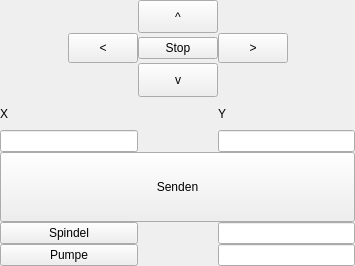
Above: tester.ui from Bobbbl/Marvin-PC-Interface before the change. Below: the same form after it.
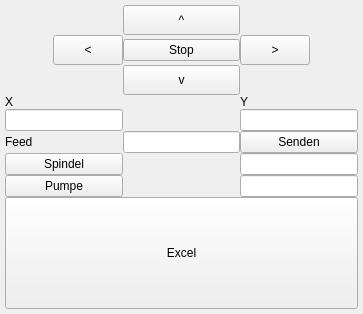
That is the form after the change.

Commit message: New Layout and Pycache is unstaged

```diff
--- a/tester.ui
+++ b/tester.ui
@@ -6,10 +6,22 @@
    <rect>
     <x>0</x>
     <y>0</y>
-    <width>355</width>
-    <height>266</height>
+    <width>363</width>
+    <height>314</height>
    </rect>
   </property>
+  <property name="minimumSize">
+   <size>
+    <width>300</width>
+    <height>300</height>
+   </size>
+  </property>
+  <property name="maximumSize">
+   <size>
+    <width>363</width>
+    <height>314</height>
+   </size>
+  </property>
   <property name="windowTitle">
    <string>Marvin Tester</string>
   </property>
@@ -35,8 +47,24 @@
    <item row="0" column="0" colspan="2">
     <layout class="QGridLayout" name="gridLayoutXY">
      <property name="leftMargin">
-      <number>0</number>
+      <number>5</number>
      </property>
+     <property name="topMargin">
+      <number>5</number>
+     </property>
+     <property name="rightMargin">
+      <number>5</number>
+     </property>
+     <property name="bottomMargin">
+      <number>5</number>
+     </property>
+     <item row="4" column="2">
+      <widget class="QLabel" name="label_2">
+       <property name="text">
+        <string>Y</string>
+       </property>
+      </widget>
+     </item>
      <item row="3" column="0">
       <layout class="QGridLayout" name="gridLayout_2">
        <item row="0" column="0">
@@ -44,24 +72,25 @@
        </item>
       </layout>
      </item>
-     <item row="4" column="2">
-      <widget class="QLabel" name="label_2">
+     <item row="3" column="1">
+      <widget class="QPushButton" name="pushButtonDown">
+       <property name="sizePolicy">
+        <sizepolicy hsizetype="Minimum" vsizetype="Preferred">
+         <horstretch>0</horstretch>
+         <verstretch>0</verstretch>
+        </sizepolicy>
+       </property>
+       <property name="minimumSize">
+        <size>
+         <width>0</width>
+         <height>30</height>
+        </size>
+       </property>
        <property name="text">
-        <string>Y</string>
+        <string>v</string>
        </property>
       </widget>
      </item>
-     <item row="9" column="0">
-      <layout class="QHBoxLayout" name="horizontalLayout_2">
-       <item>
-        <widget class="QPushButton" name="pushButtonPumpe">
-         <property name="text">
-          <string>Pumpe</string>
-         </property>
-        </widget>
-       </item>
-      </layout>
-     </item>
      <item row="1" column="1">
       <widget class="QPushButton" name="pushButtonUp">
        <property name="sizePolicy">
@@ -81,25 +110,6 @@
        </property>
       </widget>
      </item>
-     <item row="3" column="1">
-      <widget class="QPushButton" name="pushButtonDown">
-       <property name="sizePolicy">
-        <sizepolicy hsizetype="Minimum" vsizetype="Preferred">
-         <horstretch>0</horstretch>
-         <verstretch>0</verstretch>
-        </sizepolicy>
-       </property>
-       <property name="minimumSize">
-        <size>
-         <width>0</width>
-         <height>30</height>
-        </size>
-       </property>
-       <property name="text">
-        <string>v</string>
-       </property>
-      </widget>
-     </item>
      <item row="2" column="1">
       <widget class="QPushButton" name="pushButtonStop">
        <property name="text">
@@ -107,27 +117,17 @@
        </property>
       </widget>
      </item>
-     <item row="8" column="0">
-      <layout class="QHBoxLayout" name="horizontalLayout">
+     <item row="11" column="0">
+      <layout class="QHBoxLayout" name="horizontalLayout_2">
        <item>
-        <widget class="QPushButton" name="pushButtonSpindel_2">
+        <widget class="QPushButton" name="pushButtonPumpe">
          <property name="text">
-          <string>Spindel</string>
+          <string>Pumpe</string>
          </property>
         </widget>
        </item>
       </layout>
      </item>
-     <item row="6" column="2">
-      <widget class="QLineEdit" name="lineEditY">
-       <property name="sizePolicy">
-        <sizepolicy hsizetype="Minimum" vsizetype="Fixed">
-         <horstretch>0</horstretch>
-         <verstretch>0</verstretch>
-        </sizepolicy>
-       </property>
-      </widget>
-     </item>
      <item row="6" column="0">
       <widget class="QLineEdit" name="lineEditX">
        <property name="sizePolicy">
@@ -138,31 +138,38 @@
        </property>
       </widget>
      </item>
-     <item row="7" column="0" colspan="3">
-      <widget class="QPushButton" name="pushButtonSend">
+     <item row="6" column="2">
+      <widget class="QLineEdit" name="lineEditY">
        <property name="sizePolicy">
-        <sizepolicy hsizetype="Minimum" vsizetype="Expanding">
+        <sizepolicy hsizetype="Minimum" vsizetype="Fixed">
          <horstretch>0</horstretch>
          <verstretch>0</verstretch>
         </sizepolicy>
        </property>
-       <property name="minimumSize">
-        <size>
-         <width>0</width>
-         <height>40</height>
-        </size>
-       </property>
-       <property name="maximumSize">
-        <size>
-         <width>16777215</width>
-         <height>70</height>
-        </size>
-       </property>
-       <property name="text">
-        <string>Senden</string>
-       </property>
       </widget>
      </item>
+     <item row="10" column="0">
+      <layout class="QHBoxLayout" name="horizontalLayout">
+       <item>
+        <widget class="QPushButton" name="pushButtonSpindel">
+         <property name="text">
+          <string>Spindel</string>
+         </property>
+        </widget>
+       </item>
+      </layout>
+     </item>
+     <item row="3" column="2">
+      <layout class="QHBoxLayout" name="horizontalLayout_5">
+       <item>
+        <layout class="QHBoxLayout" name="horizontalLayout_6">
+         <property name="topMargin">
+          <number>0</number>
+         </property>
+        </layout>
+       </item>
+      </layout>
+     </item>
      <item row="2" column="0">
       <layout class="QHBoxLayout" name="horizontalLayout_3">
        <item>
@@ -250,21 +257,10 @@
        </item>
       </layout>
      </item>
-     <item row="3" column="2">
-      <layout class="QHBoxLayout" name="horizontalLayout_5">
-       <item>
-        <layout class="QHBoxLayout" name="horizontalLayout_6">
-         <property name="topMargin">
-          <number>0</number>
-         </property>
-        </layout>
-       </item>
-      </layout>
-     </item>
-     <item row="8" column="2">
+     <item row="10" column="2">
       <widget class="QLineEdit" name="lineEditSpindel"/>
      </item>
-     <item row="9" column="2">
+     <item row="11" column="2">
       <widget class="QLineEdit" name="lineEditPolierpumpe"/>
      </item>
      <item row="4" column="0">
@@ -274,6 +270,60 @@
        </property>
       </widget>
      </item>
+     <item row="12" column="0" colspan="3">
+      <widget class="QPushButton" name="pushButtonExcel">
+       <property name="sizePolicy">
+        <sizepolicy hsizetype="Minimum" vsizetype="Expanding">
+         <horstretch>3</horstretch>
+         <verstretch>0</verstretch>
+        </sizepolicy>
+       </property>
+       <property name="minimumSize">
+        <size>
+         <width>0</width>
+         <height>0</height>
+        </size>
+       </property>
+       <property name="text">
+        <string>Excel</string>
+       </property>
+      </widget>
+     </item>
+     <item row="7" column="2">
+      <widget class="QPushButton" name="pushButtonSend">
+       <property name="sizePolicy">
+        <sizepolicy hsizetype="Minimum" vsizetype="Preferred">
+         <horstretch>3</horstretch>
+         <verstretch>0</verstretch>
+        </sizepolicy>
+       </property>
+       <property name="minimumSize">
+        <size>
+         <width>0</width>
+         <height>0</height>
+        </size>
+       </property>
+       <property name="maximumSize">
+        <size>
+         <width>16777215</width>
+         <height>70</height>
+        </size>
+       </property>
+       <property name="text">
+        <string>Senden</string>
+       </property>
+      </widget>
+     </item>
+     <item row="7" column="1">
+      <widget class="QLineEdit" name="lineEditFeed"/>
+     </item>
+     <item row="7" column="0">
+      <widget class="QLabel" name="label_3">
+       <property name="text">
+        <string>Feed</string>
+       </property>
+      </widget>
+     </item>
     </layout>
    </item>
   </layout>
```
The commit also changes 8 other files.
